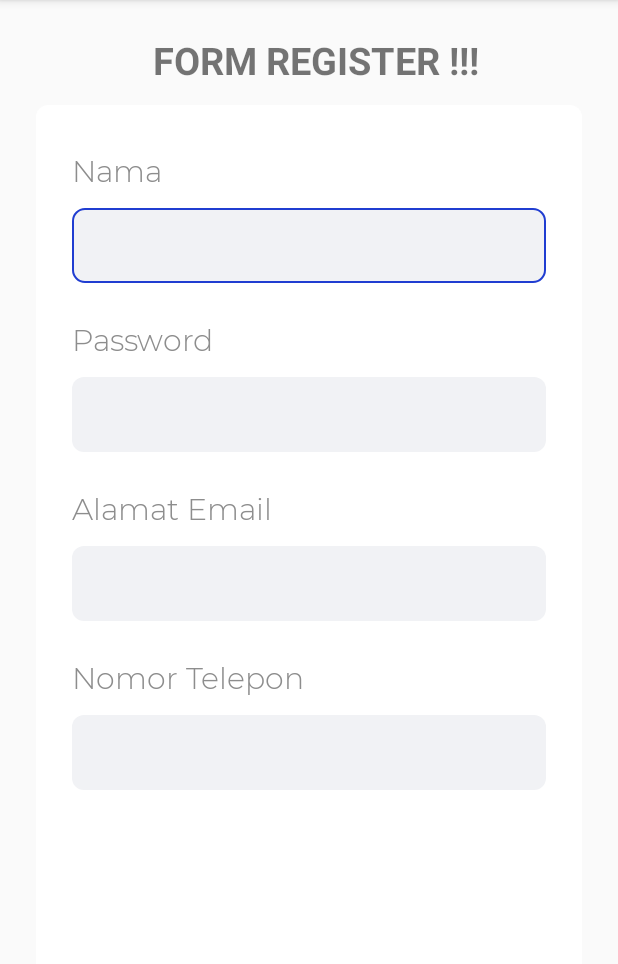
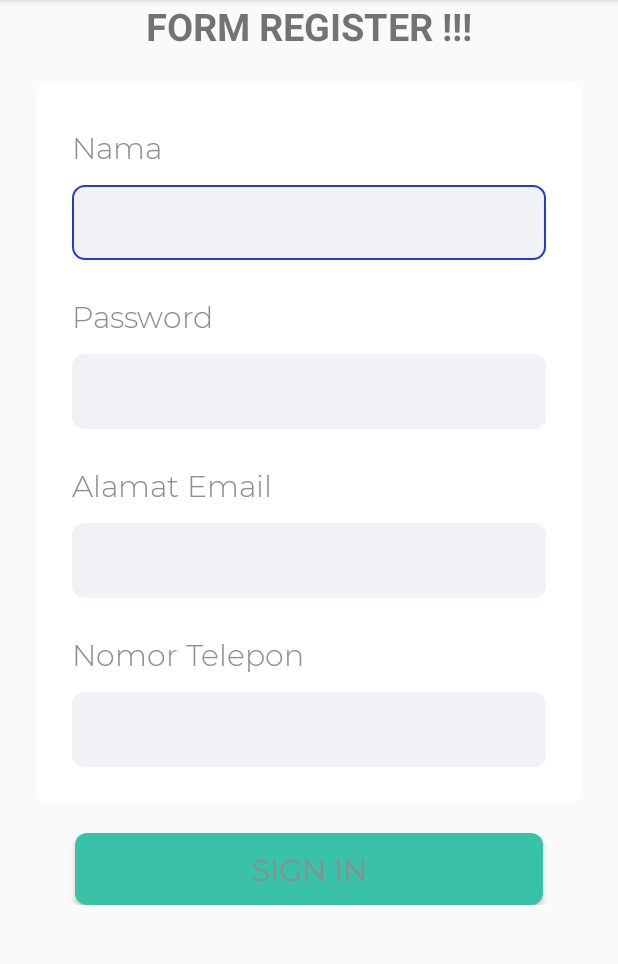
Before and after one commit to osvaldoerens/pelitahidup, an Android app: the RegisterActivity screen opened directly, with no data from a screen before it, on a phone screen of 412 x 824 dp, the part 84-1048 px from its top. Run offline under Robolectric (Android 15) with nearby library versions, the phone set to English and light mode, and no system bars.

Commit message:
update activity_register

```diff
--- a/app/src/main/java/pelitahidup/gpib/pelitahidup/WelcomeActivity.java
+++ b/app/src/main/java/pelitahidup/gpib/pelitahidup/WelcomeActivity.java
@@ -5,7 +5,6 @@ import android.support.v7.app.AppCompatActivity;
 import android.os.Bundle;
 import android.view.View;
 import android.widget.Button;
-
 
 public class WelcomeActivity extends AppCompatActivity implements View.OnClickListener{
 
--- a/app/src/main/res/layout/activity_register.xml
+++ b/app/src/main/res/layout/activity_register.xml
@@ -1,39 +1,41 @@
 <?xml version="1.0" encoding="utf-8"?>
-<android.support.constraint.ConstraintLayout xmlns:android="http://schemas.android.com/apk/res/android"
+<ScrollView xmlns:android="http://schemas.android.com/apk/res/android"
     xmlns:app="http://schemas.android.com/apk/res-auto"
     xmlns:tools="http://schemas.android.com/tools"
     android:layout_width="match_parent"
     android:layout_height="match_parent"
     tools:context=".RegisterActivity">
 
+    <android.support.constraint.ConstraintLayout
+        android:layout_width="match_parent"
+        android:layout_height="wrap_content">
+
         <TextView
             android:id="@+id/formregister"
             android:layout_width="match_parent"
-        android:layout_height="wrap_content"
-        android:layout_marginStart="10dp"
-        android:layout_marginTop="10dp"
+            android:layout_height="match_parent"
+            android:layout_marginBottom="10dp"
             android:text="FORM REGISTER !!!"
             android:textAlignment="center"
             android:textSize="25sp"
             android:textStyle="bold"
-        app:layout_constraintBottom_toTopOf="@+id/linearLayout2"
-        app:layout_constraintStart_toStartOf="parent"
-        app:layout_constraintTop_toTopOf="parent" />
+            app:layout_constraintBottom_toTopOf="@id/linearLayout2"
+            app:layout_constraintEnd_toEndOf="parent" />
 
         <LinearLayout
             android:id="@+id/linearLayout2"
             android:layout_width="match_parent"
             android:layout_height="match_parent"
             android:layout_marginStart="24dp"
-        android:layout_marginLeft="24dp"
-        android:layout_marginTop="70dp"
+            android:layout_marginTop="20dp"
             android:layout_marginEnd="24dp"
-        android:layout_marginRight="24dp"
             android:background="@drawable/bg_layout_white"
             android:orientation="vertical"
             android:paddingTop="30dp"
             app:layout_constraintEnd_toEndOf="parent"
-        app:layout_constraintStart_toStartOf="parent">
+            app:layout_constraintHorizontal_bias="1.0"
+            app:layout_constraintStart_toStartOf="parent"
+            app:layout_constraintTop_toBottomOf="@+id/formregister">
 
             <LinearLayout
                 android:layout_width="match_parent"
@@ -154,7 +156,22 @@
                     android:textColor="@color/blackPrimary" />
 
             </LinearLayout>
-
         </LinearLayout>
 
+        <Button
+            android:id="@+id/btnregistrasi"
+            android:layout_width="match_parent"
+            android:layout_height="wrap_content"
+            android:text="SIGN IN"
+            android:textSize="20dp"
+            android:fontFamily="@font/mregular"
+            android:textColor="@color/greyPrimary"
+            android:layout_marginTop="20dp"
+            android:layout_marginLeft="50dp"
+            android:layout_marginRight="50dp"
+            android:background="@drawable/bg_btn_green_primary"
+            app:layout_constraintTop_toBottomOf="@+id/linearLayout2"
+            tools:layout_editor_absoluteX="10dp" />
+
     </android.support.constraint.ConstraintLayout>
+</ScrollView>
```
Lines whose indentation alone changed are shown as unchanged.
